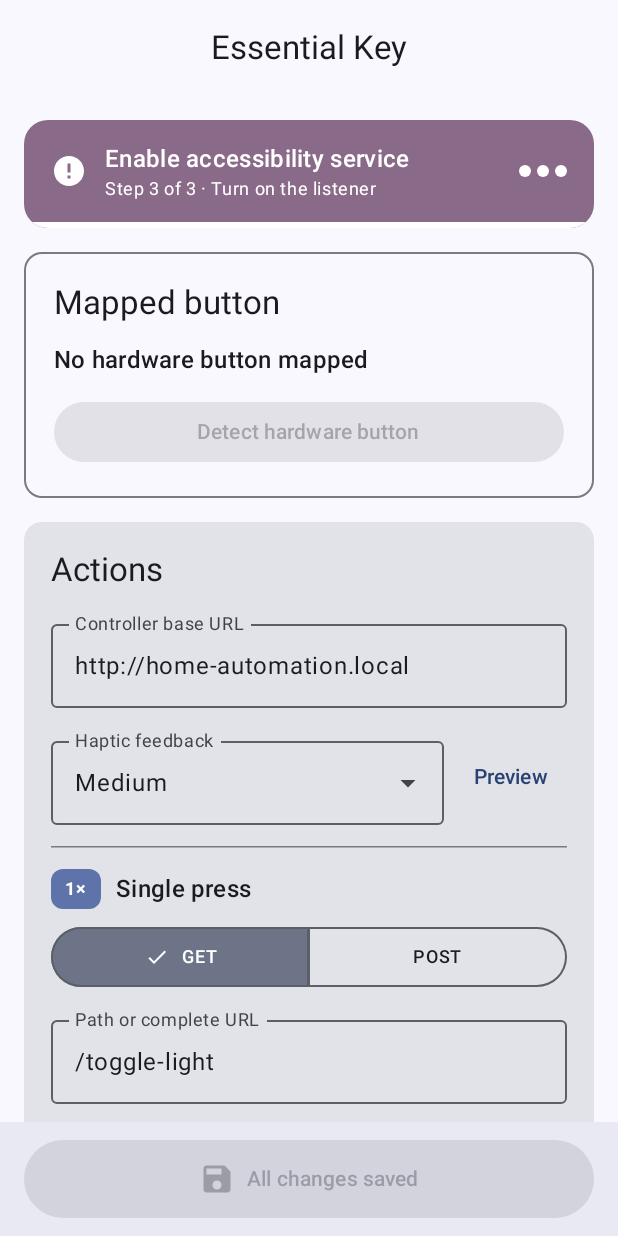
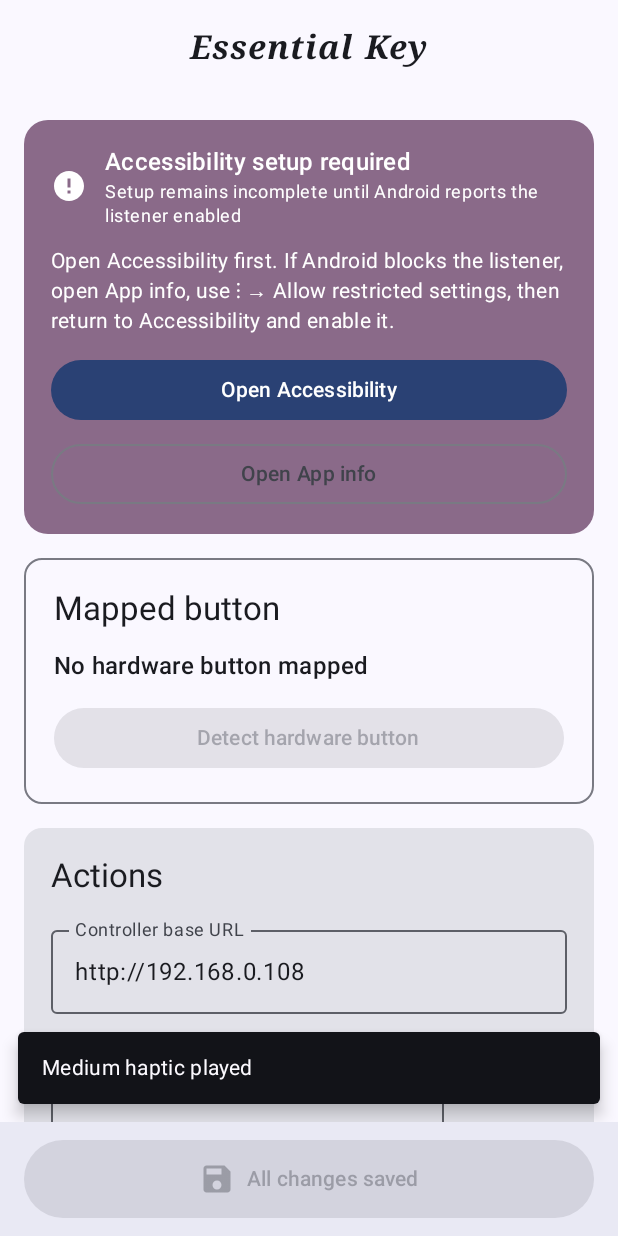
Before and after one commit to wreck2053/essential-key, an Android app built with Jetpack Compose: the screen it shows after launch (MainActivity), after a tap on "Preview", on a phone screen of 412 x 824 dp. Run offline under Robolectric (Android 15) with nearby library versions, the light colour scheme and no system bars; 3 other taps on this screen came first.

Commit message:
Verify setup state and refine haptics

```diff
--- a/app/build.gradle.kts
+++ b/app/build.gradle.kts
@@ -12,8 +12,8 @@ android {
         applicationId = "com.wreck2053.essentialkey"
         minSdk = 26
         targetSdk = 36
-        versionCode = 4
-        versionName = "2.1"
+        versionCode = 5
+        versionName = "2.2"
 
         testInstrumentationRunner = "androidx.test.runner.AndroidJUnitRunner"
     }
--- a/app/src/main/java/com/wreck2053/essentialkey/domain/Models.kt
+++ b/app/src/main/java/com/wreck2053/essentialkey/domain/Models.kt
@@ -69,7 +69,7 @@ data class AppSettings(
     val learning: Boolean = false,
 ) {
     companion object {
-        const val DEFAULT_BASE_URL = "http://home-automation.local"
+        const val DEFAULT_BASE_URL = "http://192.168.0.108"
 
         fun defaultActions(): Map<PressAction, ActionSettings> =
             mapOf(
--- a/app/src/main/java/com/wreck2053/essentialkey/haptics/HapticEngine.kt
+++ b/app/src/main/java/com/wreck2053/essentialkey/haptics/HapticEngine.kt
@@ -47,7 +47,7 @@ class AndroidHapticEngine(context: Context) : HapticEngine {
             if (Build.VERSION.SDK_INT >= Build.VERSION_CODES.TIRAMISU) {
                 vibrator.vibrate(
                     effect,
-                    VibrationAttributes.createForUsage(VibrationAttributes.USAGE_ACCESSIBILITY),
+                    VibrationAttributes.createForUsage(VibrationAttributes.USAGE_HARDWARE_FEEDBACK),
                 )
             } else {
                 @Suppress("DEPRECATION")
@@ -55,7 +55,7 @@ class AndroidHapticEngine(context: Context) : HapticEngine {
                     effect,
                     AudioAttributes.Builder()
                         .setContentType(AudioAttributes.CONTENT_TYPE_SONIFICATION)
-                        .setUsage(AudioAttributes.USAGE_ASSISTANCE_ACCESSIBILITY)
+                        .setUsage(AudioAttributes.USAGE_ASSISTANCE_SONIFICATION)
                         .build(),
                 )
             }
@@ -64,25 +64,26 @@ class AndroidHapticEngine(context: Context) : HapticEngine {
     }
 
     private fun createEffect(strength: HapticStrength): VibrationEffect {
-        return if (Build.VERSION.SDK_INT >= Build.VERSION_CODES.Q) {
-            VibrationEffect.createPredefined(HapticEffectSelector.effectId(strength))
+        val profile = HapticEffectSelector.profile(strength)
+        val amplitude = if (vibrator.hasAmplitudeControl()) {
+            profile.amplitude
         } else {
-            val (duration, amplitude) = when (strength) {
-                HapticStrength.LIGHT -> 10L to 80
-                HapticStrength.MEDIUM -> 15L to 160
-                HapticStrength.STRONG -> 20L to 255
-                HapticStrength.OFF -> error("Off has no vibration effect")
-            }
-            VibrationEffect.createOneShot(duration, amplitude)
+            VibrationEffect.DEFAULT_AMPLITUDE
         }
+        return VibrationEffect.createOneShot(profile.durationMs, amplitude)
     }
 }
 
+data class HapticProfile(
+    val durationMs: Long,
+    val amplitude: Int,
+)
+
 object HapticEffectSelector {
-    fun effectId(strength: HapticStrength): Int = when (strength) {
+    fun profile(strength: HapticStrength): HapticProfile = when (strength) {
         HapticStrength.OFF -> error("Off has no vibration effect")
-        HapticStrength.LIGHT -> VibrationEffect.EFFECT_TICK
-        HapticStrength.MEDIUM -> VibrationEffect.EFFECT_CLICK
-        HapticStrength.STRONG -> VibrationEffect.EFFECT_HEAVY_CLICK
+        HapticStrength.LIGHT -> HapticProfile(durationMs = 18L, amplitude = 70)
+        HapticStrength.MEDIUM -> HapticProfile(durationMs = 32L, amplitude = 150)
+        HapticStrength.STRONG -> HapticProfile(durationMs = 50L, amplitude = 255)
     }
 }
--- a/app/src/main/java/com/wreck2053/essentialkey/ui/MapperScreen.kt
+++ b/app/src/main/java/com/wreck2053/essentialkey/ui/MapperScreen.kt
@@ -15,8 +15,6 @@ import androidx.compose.foundation.layout.padding
 import androidx.compose.foundation.layout.size
 import androidx.compose.foundation.layout.width
 import androidx.compose.foundation.layout.widthIn
-import androidx.compose.foundation.background
-import androidx.compose.foundation.clickable
 import androidx.compose.foundation.rememberScrollState
 import androidx.compose.foundation.text.KeyboardOptions
 import androidx.compose.foundation.verticalScroll
@@ -37,6 +35,7 @@ import androidx.compose.material3.HorizontalDivider
 import androidx.compose.material3.Icon
 import androidx.compose.material3.LinearProgressIndicator
 import androidx.compose.material3.MaterialTheme
+import androidx.compose.material3.OutlinedButton
 import androidx.compose.material3.OutlinedCard
 import androidx.compose.material3.OutlinedTextField
 import androidx.compose.material3.Scaffold
@@ -60,13 +59,14 @@ import androidx.compose.runtime.setValue
 import androidx.compose.ui.Alignment
 import androidx.compose.ui.Modifier
 import androidx.compose.ui.graphics.Color
-import androidx.compose.ui.semantics.Role
 import androidx.compose.ui.semantics.heading
 import androidx.compose.ui.semantics.semantics
 import androidx.compose.ui.text.font.FontFamily
+import androidx.compose.ui.text.font.FontStyle
 import androidx.compose.ui.text.font.FontWeight
 import androidx.compose.ui.text.input.KeyboardType
 import androidx.compose.ui.unit.dp
+import androidx.compose.ui.unit.sp
 import androidx.lifecycle.compose.collectAsStateWithLifecycle
 import androidx.window.core.layout.WindowSizeClass
 import com.wreck2053.essentialkey.domain.ActionSettings
@@ -88,6 +88,8 @@ fun MapperRoute(
     MapperScreen(
         state = state,
         snackbarHostState = snackbarHostState,
+        openAppInfo = openAppInfo,
+        openAccessibilitySettings = openAccessibilitySettings,
         startLearning = viewModel::startLearning,
         cancelLearning = viewModel::cancelLearning,
         updateMethod = viewModel::updateMethod,
@@ -96,20 +98,6 @@ fun MapperRoute(
         updateHaptic = viewModel::updateHaptic,
         previewHaptic = viewModel::previewHaptic,
         save = viewModel::save,
-        setupClick = {
-            when {
-                state.serviceEnabled || state.competingServices.isNotEmpty() -> openAccessibilitySettings()
-                state.setupStage == SetupStage.TRIGGER_RESTRICTION -> {
-                    viewModel.advanceSetupStage()
-                    openAccessibilitySettings()
-                }
-                state.setupStage == SetupStage.ALLOW_RESTRICTED -> {
-                    viewModel.advanceSetupStage()
-                    openAppInfo()
-                }
-                else -> openAccessibilitySettings()
-            }
-        },
     )
 }
 
@@ -118,6 +106,8 @@ fun MapperRoute(
 private fun MapperScreen(
     state: MapperUiState,
     snackbarHostState: SnackbarHostState,
+    openAppInfo: () -> Unit,
+    openAccessibilitySettings: () -> Unit,
     startLearning: () -> Unit,
     cancelLearning: () -> Unit,
     updateMethod: (PressAction, RequestMethod) -> Unit,
@@ -126,7 +116,6 @@ private fun MapperScreen(
     updateHaptic: (HapticStrength) -> Unit,
     previewHaptic: (HapticStrength) -> Unit,
     save: () -> Unit,
-    setupClick: () -> Unit,
 ) {
     val windowSizeClass = currentWindowAdaptiveInfo().windowSizeClass
     val expanded = windowSizeClass.isWidthAtLeastBreakpoint(
@@ -135,7 +124,15 @@ private fun MapperScreen(
     Scaffold(
         topBar = {
             CenterAlignedTopAppBar(
-                title = { Text("Essential Key") },
+                title = {
+                    Text(
+                        "Essential Key",
+                        fontFamily = FontFamily.Serif,
+                        fontStyle = FontStyle.Italic,
+                        fontWeight = FontWeight.Bold,
+                        letterSpacing = 0.7.sp,
+                    )
+                },
                 colors = TopAppBarDefaults.centerAlignedTopAppBarColors(
                     containerColor = MaterialTheme.colorScheme.surface,
                 ),
@@ -178,7 +175,7 @@ private fun MapperScreen(
                             modifier = Modifier.weight(0.42f),
                             verticalArrangement = Arrangement.spacedBy(16.dp),
                         ) {
-                            SetupBar(state, setupClick)
+                            SetupBar(state, openAppInfo, openAccessibilitySettings)
                             MappedKeyCard(state, startLearning, cancelLearning)
                         }
                         ActionColumn(
@@ -193,7 +190,7 @@ private fun MapperScreen(
                     }
                 } else {
                     Column(verticalArrangement = Arrangement.spacedBy(16.dp)) {
-                        SetupBar(state, setupClick)
+                        SetupBar(state, openAppInfo, openAccessibilitySettings)
                         MappedKeyCard(state, startLearning, cancelLearning)
                         ActionColumn(
                             state = state,
@@ -212,9 +209,13 @@ private fun MapperScreen(
 }
 
 @Composable
-private fun SetupBar(state: MapperUiState, onClick: () -> Unit) {
-    val complete = state.serviceEnabled && state.competingServices.isEmpty()
-    val conflict = state.competingServices.isNotEmpty()
+private fun SetupBar(
+    state: MapperUiState,
+    openAppInfo: () -> Unit,
+    openAccessibilitySettings: () -> Unit,
+) {
+    val complete = state.setupStatus == SetupStatus.READY
+    val conflict = state.setupStatus == SetupStatus.CONFLICT
     val containerColor = when {
         complete -> Color(0xFF1B5E20)
         conflict -> MaterialTheme.colorScheme.errorContainer
@@ -228,34 +229,24 @@ private fun SetupBar(state: MapperUiState, onClick: () -> Unit) {
     val title = when {
         complete -> "Setup complete"
         conflict -> "Turn off ${state.competingServices.joinToString()}"
-        state.setupStage == SetupStage.TRIGGER_RESTRICTION -> "Trigger the access request"
-        state.setupStage == SetupStage.ALLOW_RESTRICTED -> "Allow restricted settings"
-        else -> "Enable accessibility service"
+        else -> "Accessibility setup required"
     }
     val subtitle = when {
         complete -> "Hardware button listener is active"
         conflict -> "Another service currently receives hardware keys"
-        state.setupStage == SetupStage.TRIGGER_RESTRICTION -> "Step 1 of 3 · Tap the blocked listener once"
-        state.setupStage == SetupStage.ALLOW_RESTRICTED -> "Step 2 of 3 · Use the App info ⋮ menu"
-        else -> "Step 3 of 3 · Turn on the listener"
-    }
-    val step = when {
-        complete -> 3
-        state.setupStage == SetupStage.TRIGGER_RESTRICTION -> 1
-        state.setupStage == SetupStage.ALLOW_RESTRICTED -> 2
-        else -> 3
+        else -> "Setup remains incomplete until Android reports the listener enabled"
     }
     Surface(
         color = containerColor,
         contentColor = contentColor,
         shape = MaterialTheme.shapes.large,
-        modifier = Modifier
-            .fillMaxWidth()
-            .clickable(role = Role.Button, onClick = onClick),
+        modifier = Modifier.fillMaxWidth(),
     ) {
-        Column {
+        Column(
+            modifier = Modifier.padding(horizontal = 18.dp, vertical = 16.dp),
+            verticalArrangement = Arrangement.spacedBy(12.dp),
+        ) {
             Row(
-                modifier = Modifier.padding(horizontal = 18.dp, vertical = 14.dp),
                 verticalAlignment = Alignment.CenterVertically,
             ) {
                 Icon(
@@ -267,30 +258,52 @@ private fun SetupBar(state: MapperUiState, onClick: () -> Unit) {
                     Text(title, style = MaterialTheme.typography.titleMedium, fontWeight = FontWeight.SemiBold)
                     Text(subtitle, style = MaterialTheme.typography.bodySmall)
                 }
-                SetupProgress(step = step, complete = complete, color = contentColor)
             }
-            LinearProgressIndicator(
-                progress = { step / 3f },
-                modifier = Modifier.fillMaxWidth(),
-                color = contentColor,
-                trackColor = contentColor.copy(alpha = 0.2f),
-            )
-        }
-    }
-}
-
-@Composable
-private fun SetupProgress(step: Int, complete: Boolean, color: Color) {
-    Row(horizontalArrangement = Arrangement.spacedBy(4.dp)) {
-        repeat(3) { index ->
-            Box(
-                Modifier
-                    .size(if (complete || index < step) 8.dp else 6.dp)
-                    .background(
-                        color.copy(alpha = if (complete || index < step) 1f else 0.35f),
-                        MaterialTheme.shapes.extraSmall,
-                    ),
-            )
+            if (!complete) {
+                if (!conflict) {
+                    Text(
+                        "Open Accessibility first. If Android blocks the listener, open App info, use ⋮ → Allow restricted settings, then return to Accessibility and enable it.",
+                        style = MaterialTheme.typography.bodyMedium,
+                    )
+                }
+                BoxWithConstraints(Modifier.fillMaxWidth()) {
+                    if (maxWidth >= 350.dp) {
+                        Row(horizontalArrangement = Arrangement.spacedBy(8.dp)) {
+                            Button(
+                                onClick = openAccessibilitySettings,
+                                modifier = Modifier.weight(1f),
+                            ) {
+                                Text(if (conflict) "Manage services" else "Open Accessibility")
+                            }
+                            if (!conflict) {
+                                OutlinedButton(
+                                    onClick = openAppInfo,
+                                    modifier = Modifier.weight(1f),
+                                ) {
+                                    Text("Open App info")
+                                }
+                            }
+                        }
+                    } else {
+                        Column(verticalArrangement = Arrangement.spacedBy(8.dp)) {
+                            Button(
+                                onClick = openAccessibilitySettings,
+                                modifier = Modifier.fillMaxWidth(),
+                            ) {
+                                Text(if (conflict) "Manage services" else "Open Accessibility")
+                            }
+                            if (!conflict) {
+                                OutlinedButton(
+                                    onClick = openAppInfo,
+                                    modifier = Modifier.fillMaxWidth(),
+                                ) {
+                                    Text("Open App info")
+                                }
+                            }
+                        }
+                    }
+                }
+            }
         }
     }
 }
@@ -364,7 +377,7 @@ private fun ActionColumn(
                 onValueChange = updateBaseUrl,
                 modifier = Modifier.fillMaxWidth(),
                 label = { Text("Controller base URL") },
-                placeholder = { Text("http://home-automation.local") },
+                placeholder = { Text("http://192.168.0.108") },
                 supportingText = state.baseUrlError?.let { error -> { Text(error) } },
                 isError = state.baseUrlError != null,
                 singleLine = true,
--- a/app/src/main/java/com/wreck2053/essentialkey/ui/MapperViewModel.kt
+++ b/app/src/main/java/com/wreck2053/essentialkey/ui/MapperViewModel.kt
@@ -33,18 +33,23 @@ data class MapperUiState(
     val validationErrors: Map<PressAction, String> = emptyMap(),
     val initialized: Boolean = false,
     val saving: Boolean = false,
-    val setupStage: SetupStage = SetupStage.TRIGGER_RESTRICTION,
 ) {
     val dirty: Boolean get() =
         draftBaseUrl != settings.baseUrl ||
             draftHapticStrength != settings.hapticStrength ||
             draftActions != settings.actions
+
+    val setupStatus: SetupStatus get() = when {
+        competingServices.isNotEmpty() -> SetupStatus.CONFLICT
+        serviceEnabled -> SetupStatus.READY
+        else -> SetupStatus.REQUIRED
+    }
 }
 
-enum class SetupStage {
-    TRIGGER_RESTRICTION,
-    ALLOW_RESTRICTED,
-    ENABLE_SERVICE,
+enum class SetupStatus {
+    REQUIRED,
+    CONFLICT,
+    READY,
 }
 
 class MapperViewModel(
@@ -83,7 +88,6 @@ class MapperViewModel(
             it.copy(
                 serviceEnabled = status.serviceEnabled,
                 competingServices = status.competingKeyServices,
-                setupStage = if (status.serviceEnabled) SetupStage.ENABLE_SERVICE else it.setupStage,
             )
         }
         if (!status.serviceEnabled && _uiState.value.settings.learning) cancelLearning()
@@ -104,18 +108,6 @@ class MapperViewModel(
 
     fun updateHaptic(strength: HapticStrength) {
         _uiState.update { it.copy(draftHapticStrength = strength) }
-    }
-
-    fun advanceSetupStage() {
-        _uiState.update { current ->
-            current.copy(
-                setupStage = when (current.setupStage) {
-                    SetupStage.TRIGGER_RESTRICTION -> SetupStage.ALLOW_RESTRICTED
-                    SetupStage.ALLOW_RESTRICTED -> SetupStage.ENABLE_SERVICE
-                    SetupStage.ENABLE_SERVICE -> SetupStage.ENABLE_SERVICE
-                },
-            )
-        }
     }
 
     fun save() {
@@ -158,14 +150,17 @@ class MapperViewModel(
 
     fun previewHaptic(strength: HapticStrength) {
         val message = when (hapticEngine.perform(strength)) {
-            HapticResult.PLAYED -> null
+            HapticResult.PLAYED -> "${strength.displayName()} haptic played"
             HapticResult.OFF -> "Haptic feedback is off"
             HapticResult.UNAVAILABLE -> "This device has no vibrator"
             HapticResult.SYSTEM_DISABLED -> "Enable touch feedback in system settings"
             HapticResult.FAILED -> "Haptic feedback could not be played"
         }
-        if (message != null) _messages.tryEmit(message)
+        _messages.tryEmit(message)
     }
+
+    private fun HapticStrength.displayName(): String =
+        name.lowercase().replaceFirstChar(Char::uppercase)
 
     private fun updateAction(action: PressAction, transform: ActionSettings.() -> ActionSettings) {
         _uiState.update { current ->
```
Also changed, not shown: 4 other files.
